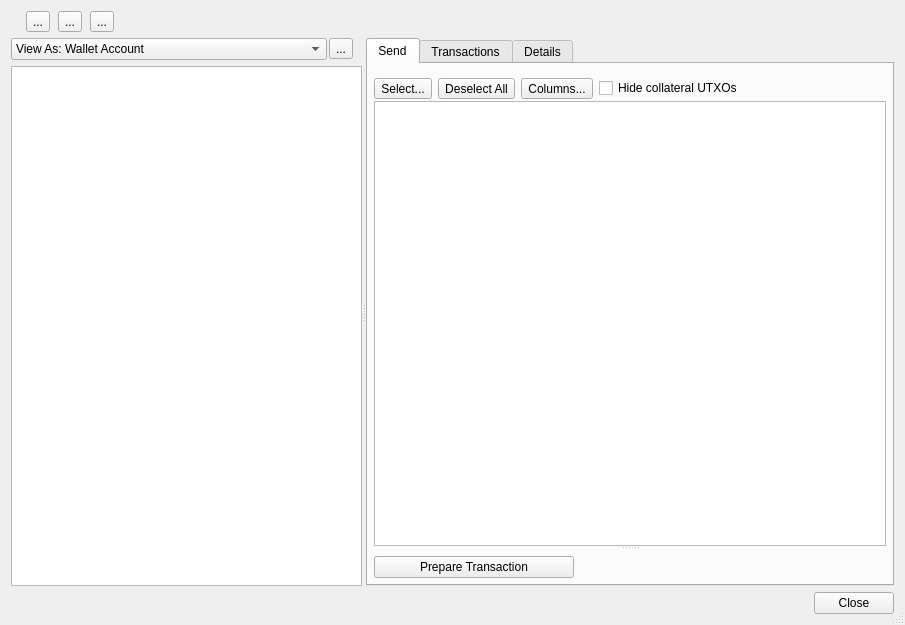
Qt form src/ui/ui_wallet_dlg.ui (Bertrand256/dash-masternode-tool) before a commit.
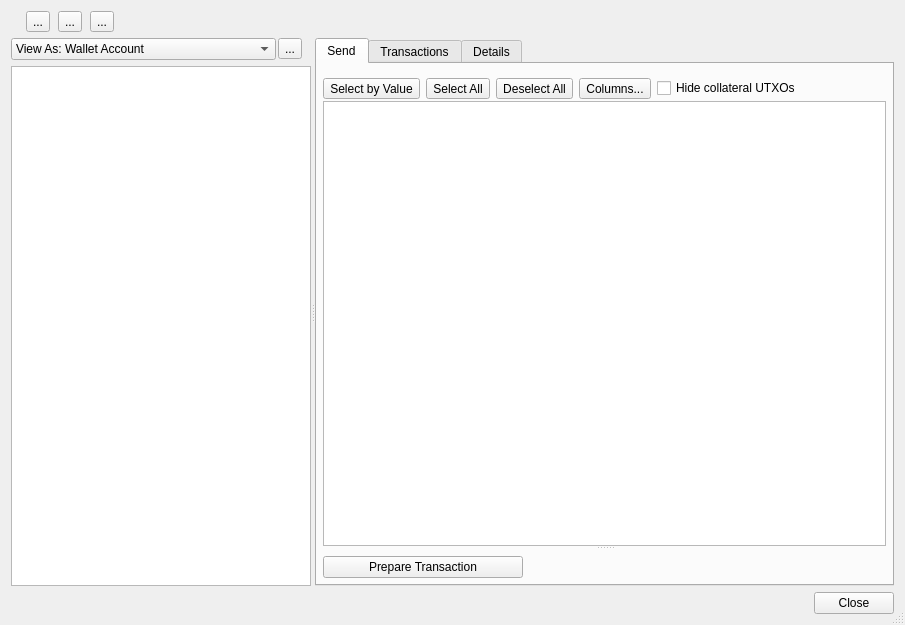
The same form after that commit.

What changed in the file:
```diff
--- a/src/ui/ui_wallet_dlg.ui
+++ b/src/ui/ui_wallet_dlg.ui
@@ -391,7 +391,17 @@
                        <string/>
                       </property>
                       <property name="text">
-                       <string>Select...</string>
+                       <string>Select by Value</string>
+                      </property>
+                     </widget>
+                    </item>
+                    <item>
+                     <widget class="QToolButton" name="btnSelectAllUtxos">
+                      <property name="toolTip">
+                       <string>Select All UTXOs</string>
+                      </property>
+                      <property name="text">
+                       <string>Select All</string>
                       </property>
                       <property name="iconSize">
                        <size>
```
Left out of the diff: 4 changed lines with no effect on the pictures.
